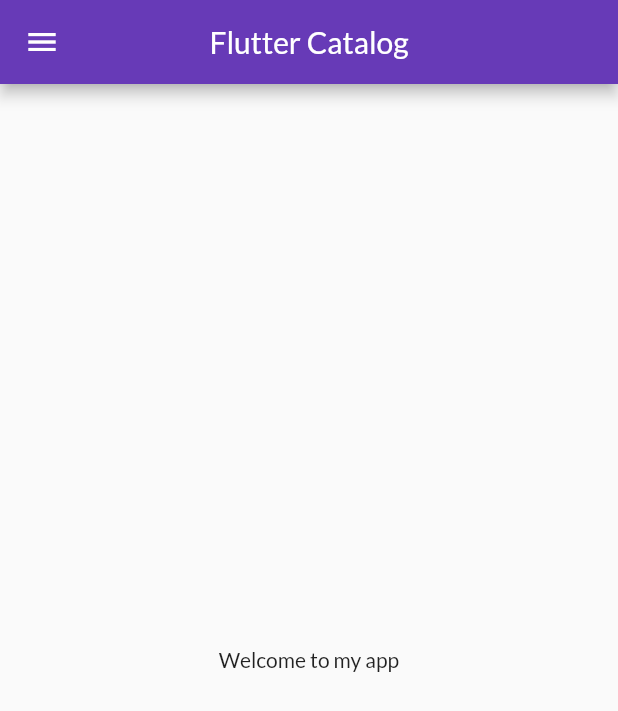
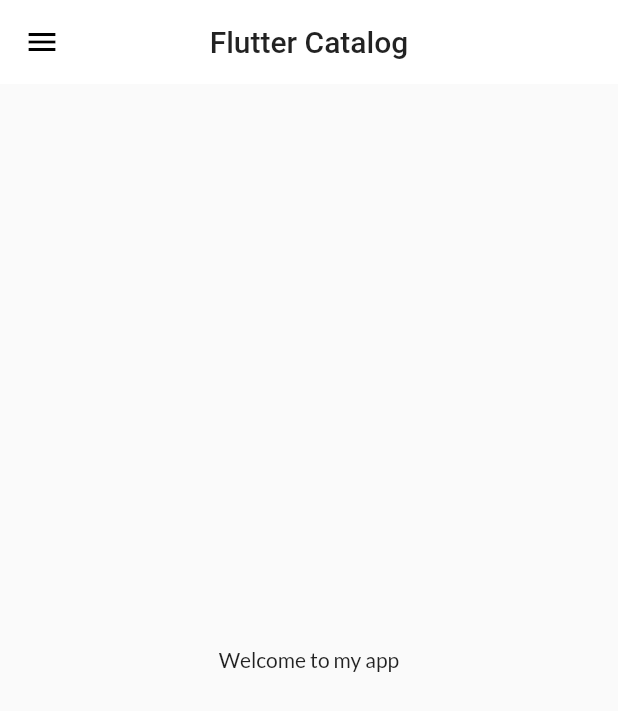
Before and after one commit to yadavvikas007/flutter-catalog-app, a Flutter app: the HomePage screen opened by its route, on a phone screen of 412 x 824 dp. Shown: the top 711 px of the screen. Run offline on Flutter 3.47's test engine with Material 2 defaults, Android fonts, the phone set to English and light mode, and no system bars; our stand-ins replace google_fonts.

Commit message:
themes extracted

```diff
--- /dev/null
+++ b/lib/widgets/themes.dart
@@ -0,0 +1,18 @@
+import 'package:flutter/material.dart';
+import 'package:google_fonts/google_fonts.dart';
+
+class MyTheme {
+  static ThemeData lightTheme(BuildContext context) => ThemeData(
+        appBarTheme: AppBarTheme(
+          color: Colors.white,
+          elevation: 0.0,
+          iconTheme: IconThemeData(color: Colors.black),
+          textTheme: Theme.of(context).textTheme,
+        ),
+        primarySwatch: Colors.deepPurple,
+        fontFamily: GoogleFonts.lato().fontFamily,
+      );
+  static ThemeData darkTheme(BuildContext context) => ThemeData(
+        brightness: Brightness.dark,
+      );
+}
```
Also changed, not shown: lib/main.dart (+3 -8 lines).
